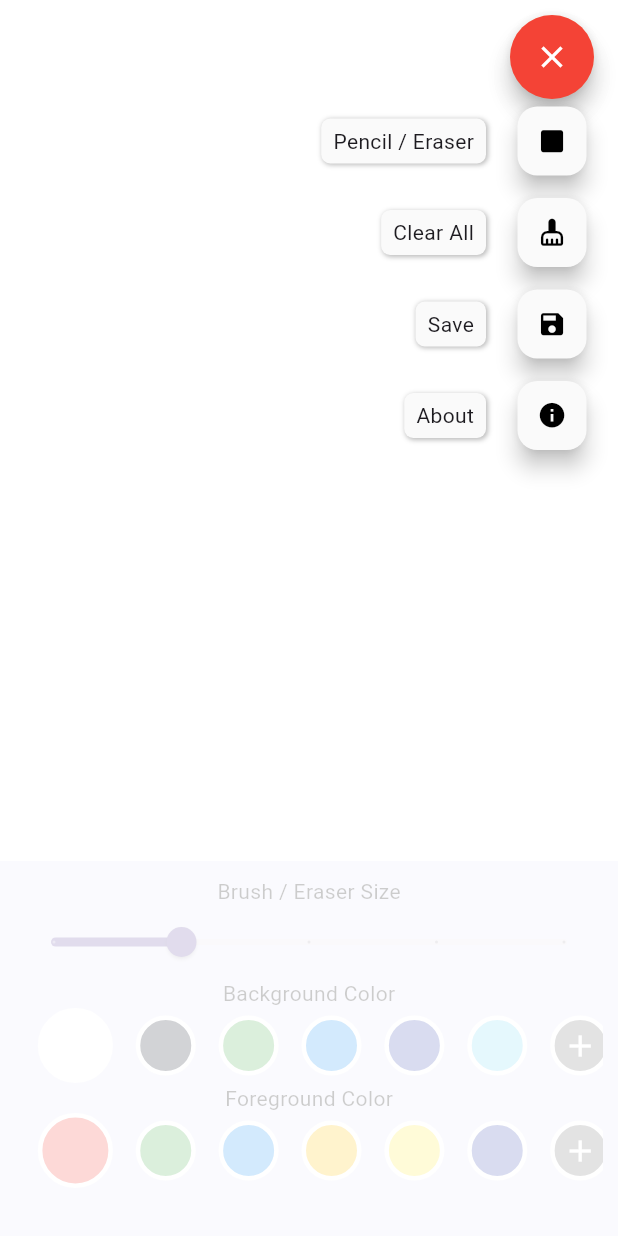
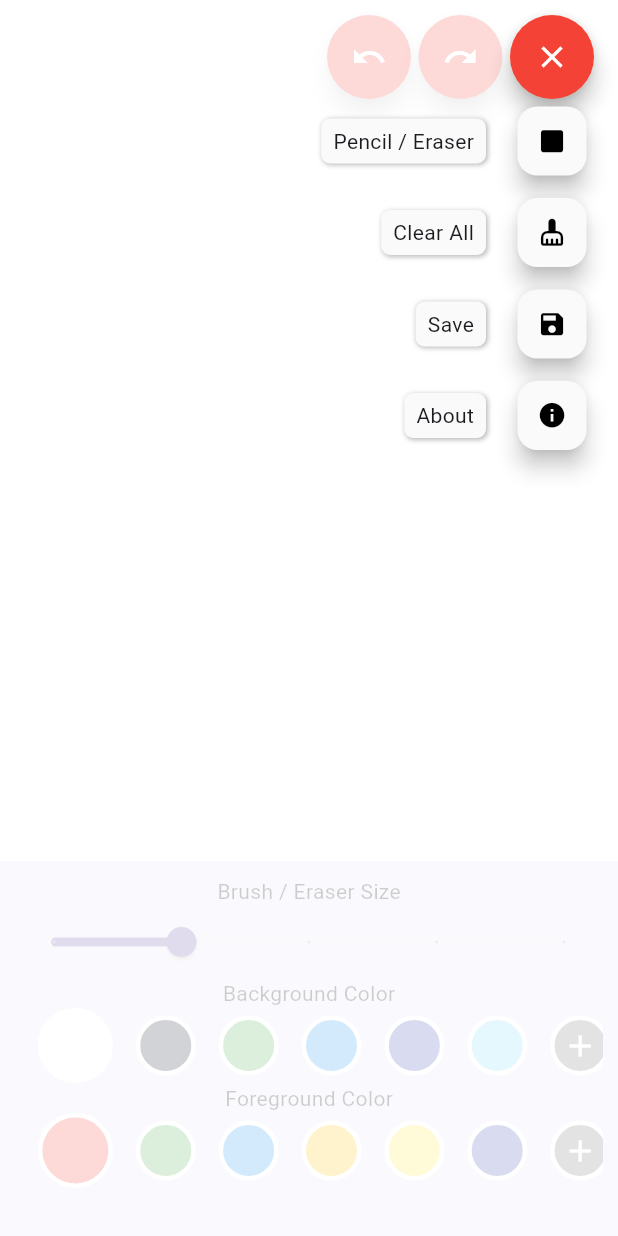
Before and after one commit to DarkMortal/Flutter-DrawBoard, a Flutter app: the screen it shows after launch, after a tap on the "menu" icon, on a phone screen of 412 x 824 dp. Run offline on Flutter 3.47's test engine with Material 3 defaults, Android fonts, the phone set to English and light mode, and no system bars; drawn by our look-alikes of flutter_speed_dial; our stand-ins replace flutter_colorpicker, fluttertoast, google_fonts, permission_handler, shared_preferences.

Commit message:
Added undo redo
These are experimental features

```diff
--- a/lib/main.dart
+++ b/lib/main.dart
@@ -1,5 +1,6 @@
 import 'dart:async';
 import 'package:flutter/material.dart';
+import 'package:flutter/services.dart';
 import 'package:google_fonts/google_fonts.dart';
 import 'package:draw_board/widgets/drawBoard.dart';
 import 'package:draw_board/models/painterClass.dart';
@@ -38,10 +39,20 @@ class _MyHomePageState extends State<MyHomePage> {
   @override
   void initState() {
     super.initState();
+    SystemChrome.setEnabledSystemUIMode(SystemUiMode
+        .immersive); // for full-screen mode SystemUiMode.mannual for normal mode
+
     Timer(
         const Duration(seconds: 3),
         () => Navigator.pushReplacement(
             context, MaterialPageRoute(builder: (context) => DrawBoard())));
+  }
+
+  @override
+  void dispose() {
+    SystemChrome.setEnabledSystemUIMode(SystemUiMode.manual,
+        overlays: SystemUiOverlay.values); // for normal mode
+    super.dispose();
   }
 
   @override
@@ -50,8 +61,8 @@ class _MyHomePageState extends State<MyHomePage> {
       body: Container(
         width: double.infinity,
         height: double.infinity,
-        decoration: const BoxDecoration(
-            color: Color.fromARGB(255, 230, 230, 230)),
+        decoration:
+            const BoxDecoration(color: Color.fromARGB(255, 230, 230, 230)),
         child: Column(
             mainAxisAlignment: MainAxisAlignment.center,
             crossAxisAlignment: CrossAxisAlignment.center,
--- a/lib/widgets/drawBoard.dart
+++ b/lib/widgets/drawBoard.dart
@@ -27,7 +27,7 @@ class DrawBoardState extends State<DrawBoard> {
   late Color foregroundColor = defaultForegroundColors[0],
       backgroundColor = defaultBackgroundColors[0];
 
-  List<dynamic> drawPoints = [];
+  List<dynamic> drawPoints = [], updatePoints = [];
 
   void initColors() async {
     //clearSharedPref(); // don't use in production
@@ -70,13 +70,52 @@ class DrawBoardState extends State<DrawBoard> {
     super.dispose();
   }
 
+  void undo(){
+    /*updatePoints.add(drawPoints[drawPoints.length - 2]);
+    drawPoints.removeAt(drawPoints.length - 2);
+    setState(() {});*/
+    showMessage(context, "Feature yet to be implemented :)");
+  }
+
+  void redo(){
+    /*drawPoints.add(updatePoints.first);
+    updatePoints.removeAt(0);
+    setState(() {});*/
+    showMessage(context, "Feature yet to be implemented :)");
+  }
+
+  void clearAll(){
+    drawPoints.clear();
+    updatePoints.clear();
+    setState(() {});
+  }
+
   @override
   Widget build(BuildContext context) => Scaffold(
       floatingActionButtonLocation: FloatingActionButtonLocation.endTop,
       floatingActionButton: showAppBar
           ? Padding(
               padding: const EdgeInsets.only(top: 10.0),
-              child: SpeedDial(
+              child: Wrap(spacing: 5, children: [
+                FloatingActionButton(
+                  heroTag: "Undo button",
+                  onPressed: undo,
+                  backgroundColor: Colors.red,
+                  shape: RoundedRectangleBorder(
+                    borderRadius: BorderRadius.circular(100),
+                  ),
+                  child: const Icon(Icons.undo, color: Colors.white),
+                ),
+                FloatingActionButton(
+                  heroTag: "Redo button",
+                  onPressed: redo,
+                  backgroundColor: Colors.red,
+                  shape: RoundedRectangleBorder(
+                    borderRadius: BorderRadius.circular(100),
+                  ),
+                  child: const Icon(Icons.redo, color: Colors.white),
+                ),
+                SpeedDial(
                   direction: SpeedDialDirection.down,
                   icon: Icons.menu,
                   activeIcon: Icons.close,
@@ -94,7 +133,7 @@ class DrawBoardState extends State<DrawBoard> {
                     SpeedDialChild(
                         child: const Icon(Icons.cleaning_services_rounded),
                         label: "Clear All",
-                      onTap: () => drawPoints.clear()),
+                        onTap: clearAll),
                     SpeedDialChild(
                         child: const Icon(Icons.save),
                         label: "Save",
@@ -138,7 +177,8 @@ class DrawBoardState extends State<DrawBoard> {
                                       children: [
                                         Text(
                                             'A simple drawing application created using flutter\n\nHow to use:\n'),
-                                      Text('\u2022 Tap on a colour to use it'),
+                                        Text(
+                                            '\u2022 Tap on a colour to use it'),
                                         Text(
                                             '\u2022 Double-tap on a colour to change it'),
                                         Text(
@@ -163,7 +203,8 @@ class DrawBoardState extends State<DrawBoard> {
                   spaceBetweenChildren: 5.0,
                   backgroundColor: Colors.orange,
                   activeBackgroundColor: Colors.red,
-              ))
+                ),
+              ]))
           : null,
       bottomNavigationBar: showAppBar
           ? BottomAppBar(
```
Also changed, not shown: images/app_logo.png (added). Lines whose indentation alone changed are shown as unchanged.
